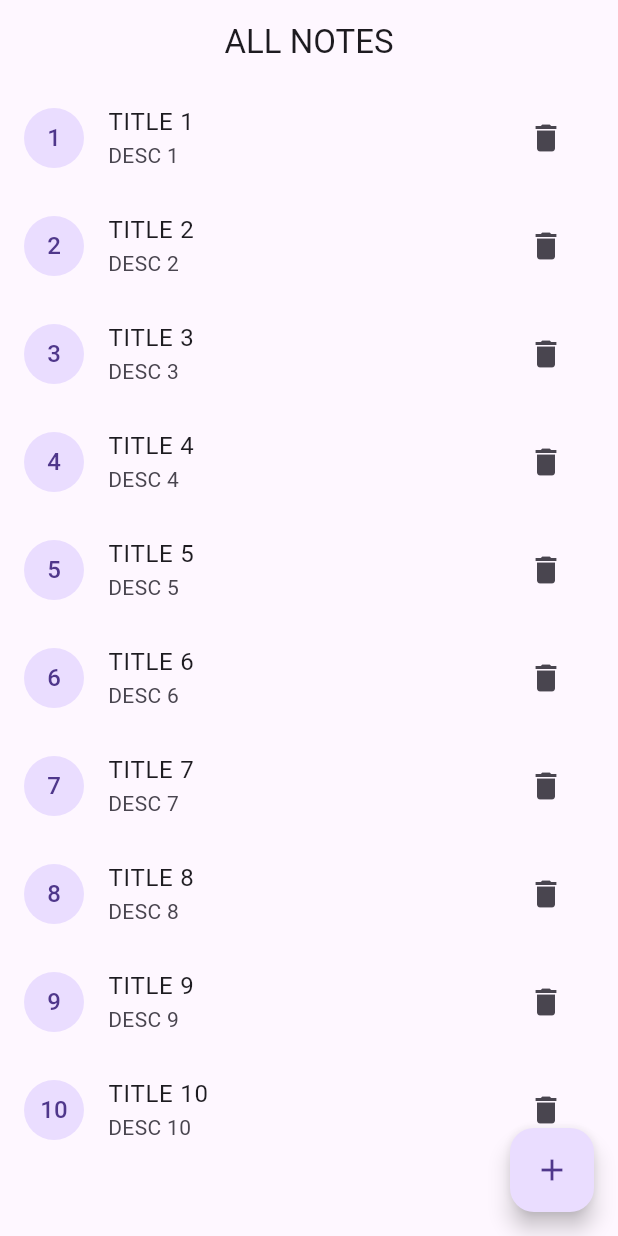
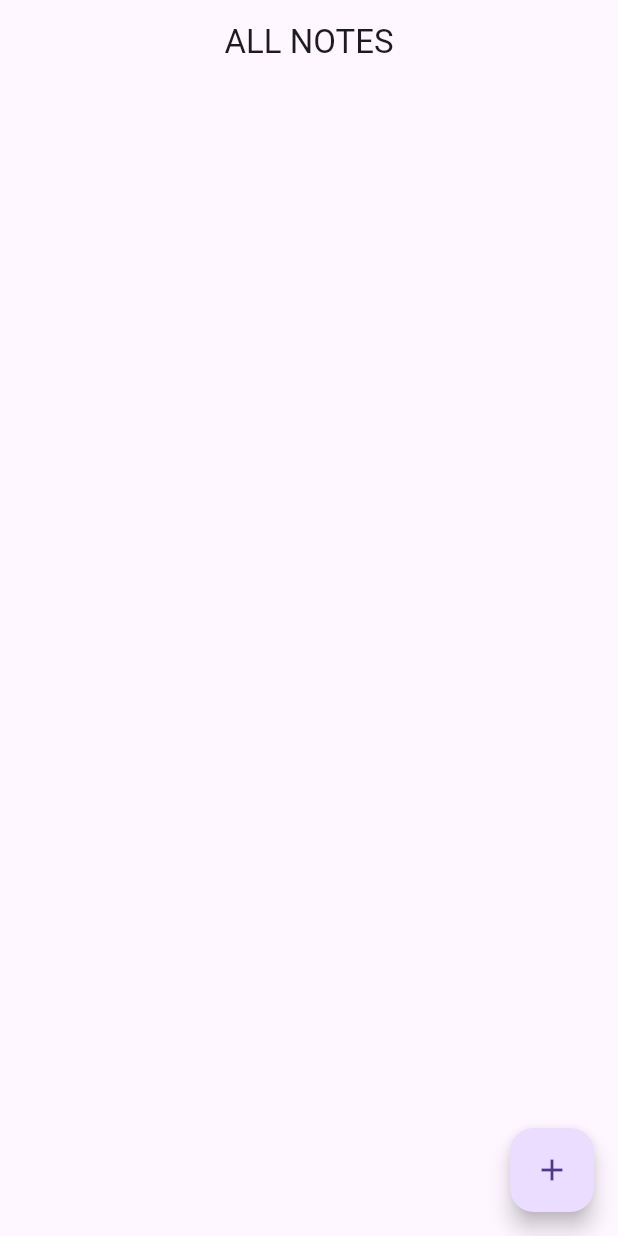
Before and after one commit to Faqihasyari/hive_db, a Flutter app: the screen it shows after launch, on a phone screen of 412 x 824 dp. Run offline on Flutter 3.47's test engine with Material 3 defaults, Android fonts, the phone set to English and light mode, and no system bars; our stand-ins replace get, hive, hive_flutter; accounts and stored records are empty.

Commit message:
tampil note

```diff
--- a/lib/app/modules/add_note/controllers/add_note_controller.dart
+++ b/lib/app/modules/add_note/controllers/add_note_controller.dart
@@ -21,13 +21,7 @@ class AddNoteController extends GetxController {
       note.id = id;
       await note.save();
 
-      //EDIT NOTE => DENGAN ID YANG KITA DAPAT
-      print("ID : $id");
-      print("BERHASIL MENAMBAHKAN DATA KE BOX (LOCA STORAGE DENGAN HIVE)");
 
-      print(box.get(id)?.id);
-      print(box.get(id)?.title);
-      print(box.get(id)?.desc);
     }
   }
 }
--- a/lib/app/modules/home/views/home_view.dart
+++ b/lib/app/modules/home/views/home_view.dart
@@ -1,7 +1,9 @@
 import 'package:flutter/material.dart';
 
 import 'package:get/get.dart';
+import 'package:hive_db/app/data/db/note_database.dart';
 import 'package:hive_db/app/routes/app_pages.dart';
+import 'package:hive_flutter/hive_flutter.dart';
 
 import '../controllers/home_controller.dart';
 
@@ -14,23 +16,30 @@ class HomeView extends GetView<HomeController> {
         title: const Text('ALL NOTES'),
         centerTitle: true,
       ),
-      body: ListView.builder(
-        itemCount: 10,
+      body: ValueListenableBuilder<Box<Notes>>(
+          valueListenable: NoteManager.getAllNotes().listenable(),
+          builder: (context, box, _) {
+            List<Notes> allNotes = box.values.toList().cast<Notes>();
+            return ListView.builder(
+              itemCount: allNotes.length,
               itemBuilder: (context, index) {
+                Notes note = allNotes[index];
                 return ListTile(
                   onTap: () => Get.toNamed(
                     Routes.EDIT_NOTE,
-              arguments: index,
+                    arguments: note,
                   ),
                   leading: CircleAvatar(
-              child: Text("${index + 1}"),
+                    child: Text("${note.id}"),
                   ),
-            title: Text("TITLE ${index + 1}"),
-            subtitle: Text("DESC ${index + 1}"),
-            trailing: IconButton(onPressed: () {}, icon: Icon(Icons.delete)),
+                  title: Text(" ${note.title}"),
+                  subtitle: Text(" ${note.desc}"),
+                  trailing:
+                      IconButton(onPressed: () {}, icon: Icon(Icons.delete)),
                 );
               },
-      ),
+            );
+          }),
       floatingActionButton: FloatingActionButton(
         onPressed: () => Get.toNamed(Routes.ADD_NOTE),
         child: Icon(Icons.add),
```
Also changed, not shown: lib/app/modules/add_note/views/add_note_view.dart (+16 -7 lines). Lines whose indentation alone changed are shown as unchanged.
